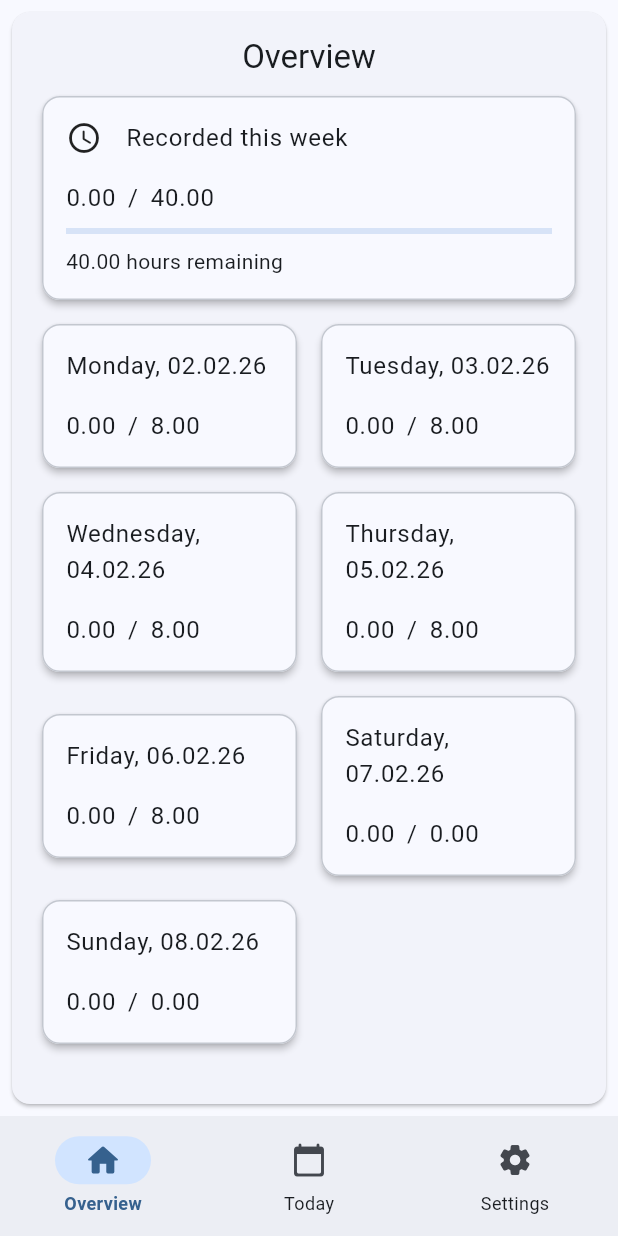
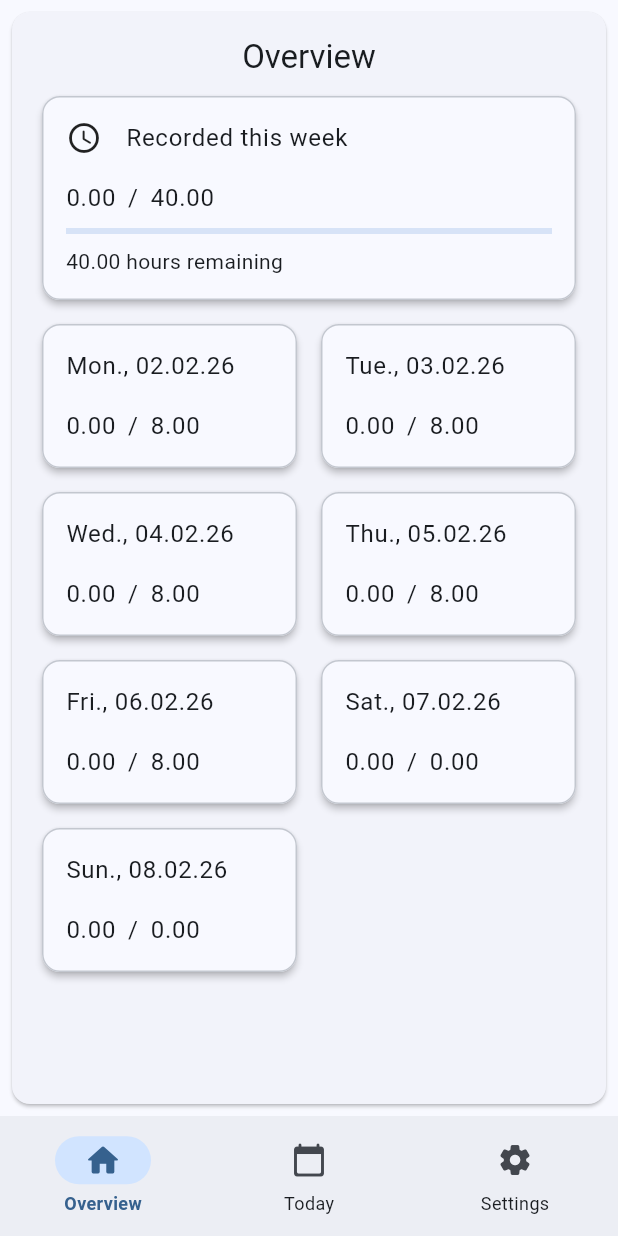
Before and after one commit to MaeschDEV/zentime, a Flutter app: the screen it shows after launch, on a phone screen of 412 x 824 dp. Run offline on Flutter 3.47's test engine with Material 3 defaults, Android fonts, the phone set to English and light mode, and no system bars; our stand-ins replace hive_ce, hive_ce_flutter; accounts and stored records are empty.

Commit message:
Refactor week.dart to use abbreviated day names and update day_tab.dart to handle null settings gracefully

```diff
--- a/lib/logic/week.dart
+++ b/lib/logic/week.dart
@@ -26,15 +26,7 @@ List<String> getCurrentWeek() {
   final daysFromMonday = now.weekday - 1;
   final monday = now.subtract(Duration(days: daysFromMonday));
 
-  final dayNames = [
-    'Monday',
-    'Tuesday',
-    'Wednesday',
-    'Thursday',
-    'Friday',
-    'Saturday',
-    'Sunday',
-  ];
+  final dayNames = ['Mon.', 'Tue.', 'Wed.', 'Thu.', 'Fri.', 'Sat.', 'Sun.'];
 
   final week = <String>[];
 
--- a/lib/screens/home_screen.dart
+++ b/lib/screens/home_screen.dart
@@ -67,7 +67,13 @@ class _HomeScreenState extends State<HomeScreen> {
           ),
         ],
       ),
-      body: <Widget>[OverviewTab(), DayTab(), SettingsTab()][currentPageIndex],
+      body: SafeArea(
+        child: <Widget>[
+          OverviewTab(),
+          DayTab(),
+          SettingsTab(),
+        ][currentPageIndex],
+      ),
     );
   }
 }
```
Also changed, not shown: lib/tabs/day_tab.dart (+8 -8 lines).
